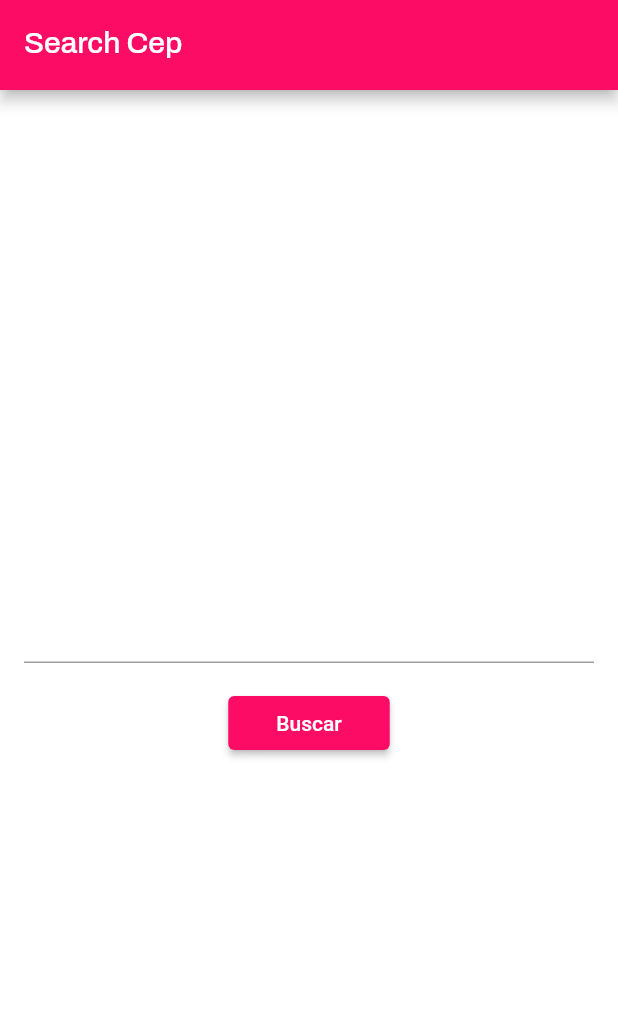
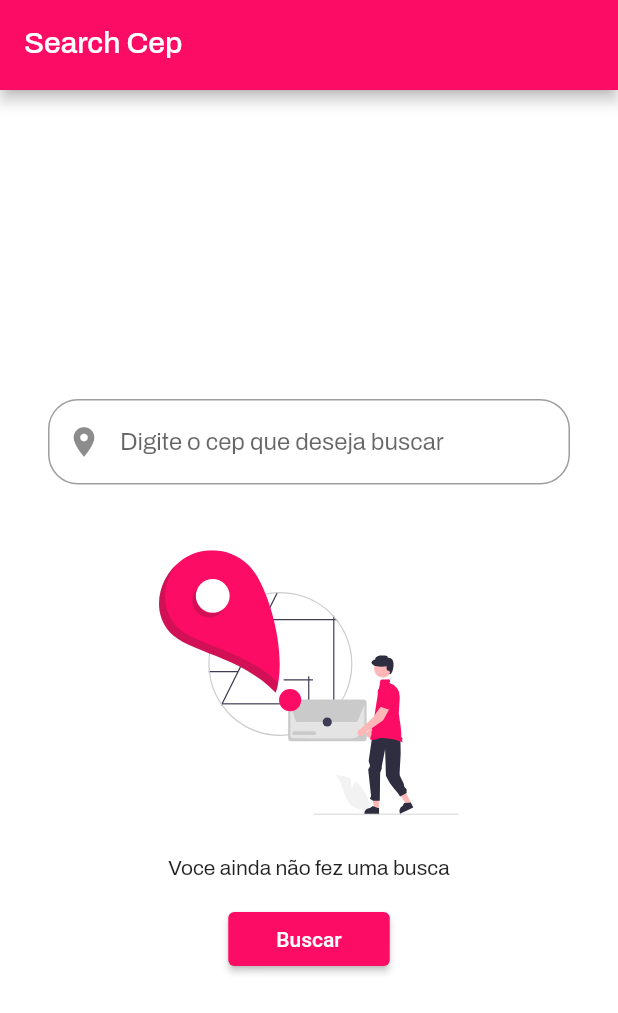
Before and after one commit to felipeassis97/search-cep, a Flutter app: the screen it shows after launch, on a phone screen of 412 x 824 dp. Shown: the top 1013 px of the screen. Run offline on Flutter 3.47's test engine with Material 2 defaults, Android fonts, the phone set to English and light mode, and no system bars; our stand-ins replace dartz, dio, equatable, flutter_mobx, flutter_modular, flutter_svg and 3 more; generated files the repository leaves out were written again.

Commit message:
create widgets for empty state

```diff
--- a/search_cep_project/lib/app/core/utils/app_assets.dart
+++ b/search_cep_project/lib/app/core/utils/app_assets.dart
@@ -3,4 +3,10 @@ class AppAssets {
   static const errorAnimation = 'lib/app/assets/lotties/error_lottie.json';
   static const loadingAnimation = 'lib/app/assets/lotties/loading_lottie.json';
   static const warningAnimation = 'lib/app/assets/lotties/warning_lottie.json';
+
+  //Illustrations
+  static const addressIllustration =
+      'lib/app/assets/images/address_illustration.svg';
+  static const directionsIllustration =
+      'lib/app/assets/images/directions_illustration.svg';
 }
--- a/search_cep_project/lib/app/modules/home/home_module.dart
+++ b/search_cep_project/lib/app/modules/home/home_module.dart
@@ -1,4 +1,3 @@
-import 'package:dio/dio.dart';
 import 'package:flutter_modular/flutter_modular.dart';
 import 'package:search_cep_project/app/core/client/search_cep_client.dart';
 import 'package:search_cep_project/app/modules/home/presenter/stores/home_store.dart';
--- a/search_cep_project/lib/app/modules/home/presenter/screens/home_page.dart
+++ b/search_cep_project/lib/app/modules/home/presenter/screens/home_page.dart
@@ -1,9 +1,11 @@
 import 'package:flutter_mobx/flutter_mobx.dart';
 import 'package:flutter_modular/flutter_modular.dart';
 import 'package:flutter/material.dart';
+import 'package:flutter_svg/svg.dart';
 import 'package:lottie/lottie.dart';
 import 'package:mobx/mobx.dart';
 import 'package:search_cep_project/app/core/utils/app_assets.dart';
+import 'package:search_cep_project/app/core/utils/app_colors.dart';
 import 'package:search_cep_project/app/modules/home/presenter/stores/home_store.dart';
 import 'package:search_cep_project/app/modules/home/presenter/widgets/buttons_componnets.dart';
 import 'package:search_cep_project/app/modules/home/presenter/widgets/dialog_component.dart';
@@ -51,12 +53,13 @@ class HomePageState extends State<HomePage> {
                 child: Column(
                   children: [
                     Padding(
-                      padding: const EdgeInsets.all(16.0),
+                      padding: const EdgeInsets.all(32.0),
                       child: _textFieldSearch(),
                     ),
                     store.dataAddressByCep != null
-                        ? _dataAddressComponent()
-                        : Column(),
+                        ? card(store.dataAddressByCep!.logradouro,
+                            store.dataAddressByCep!.localidade)
+                        : _emptyState(),
                     PrimaryButtonComponent(
                         labelButton: 'Buscar',
                         onPressed: () async {
@@ -70,18 +73,15 @@ class HomePageState extends State<HomePage> {
   }
 
   Widget _textFieldSearch() {
-    return TextFormField(controller: _inpuCep);
-  }
-
-  Widget _dataAddressComponent() {
-    return Padding(
-      padding: const EdgeInsets.all(16.0),
-      child: Column(
-        children: [
-          Text(store.dataAddressByCep!.logradouro),
-          Text(store.dataAddressByCep!.localidade),
-          Text(store.dataAddressByCep!.uf),
-        ],
+    return TextField(
+      controller: _inpuCep,
+      decoration: InputDecoration(
+        prefixIcon: const Icon(Icons.place),
+        focusedBorder: OutlineInputBorder(
+            borderSide: const BorderSide(color: AppColors.primaryColor),
+            borderRadius: BorderRadius.circular(20)),
+        border: OutlineInputBorder(borderRadius: BorderRadius.circular(20)),
+        hintText: 'Digite o cep que deseja buscar',
       ),
     );
   }
@@ -113,6 +113,63 @@ class HomePageState extends State<HomePage> {
     );
   }
 
+  Widget card(String city, String state) {
+    return SizedBox(
+      width: 300,
+      child: Card(
+        shape: RoundedRectangleBorder(
+          borderRadius: BorderRadius.circular(15.0),
+        ),
+        color: AppColors.neutralColorHightPure,
+        elevation: 10,
+        child: Column(
+          mainAxisSize: MainAxisSize.min,
+          children: <Widget>[
+            ListTile(
+              leading: SvgPicture.asset(
+                AppAssets.directionsIllustration,
+                height: 70,
+                width: 70,
+              ),
+              title: Text(city, style: TextStyle(color: Colors.black)),
+              subtitle: Text(state, style: TextStyle(color: Colors.black)),
+            ),
+            ButtonTheme(
+              child: ButtonBar(
+                children: <Widget>[
+                  TextButton(
+                    child: const Text('Delete',
+                        style: TextStyle(color: Colors.white)),
+                    onPressed: () {},
+                  ),
+                ],
+              ),
+            ),
+          ],
+        ),
+      ),
+    );
+  }
+
+  Widget _emptyState() {
+    return Column(
+      children: [
+        SvgPicture.asset(
+          AppAssets.addressIllustration,
+          height: 200,
+          width: 200,
+        ),
+        const Padding(
+          padding: EdgeInsets.all(16.0),
+          child: Text(
+            "Voce ainda não fez uma busca",
+            textAlign: TextAlign.center,
+          ),
+        )
+      ],
+    );
+  }
+
   @override
   void dispose() {
     _reactionCep();
--- a/search_cep_project/pubspec.yaml
+++ b/search_cep_project/pubspec.yaml
@@ -21,6 +21,8 @@ dependencies:
   google_fonts: 2.2.0
   dio: 4.0.4
   lottie: ^1.2.1
+  dependencies:
+  flutter_svg: ^1.0.3
 
 dev_dependencies:
   flutter_test:
```
Also changed, not shown: search_cep_project/lib/app/assets/images/address_illustration.svg (added), search_cep_project/lib/app/assets/images/directions_illustration.svg (added), search_cep_project/pubspec.lock.
